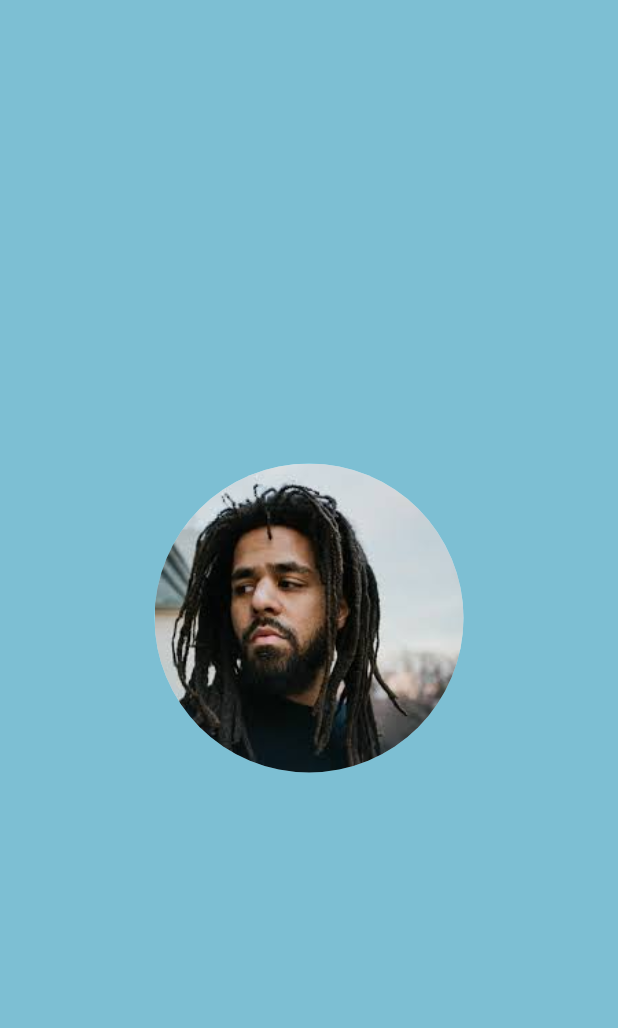
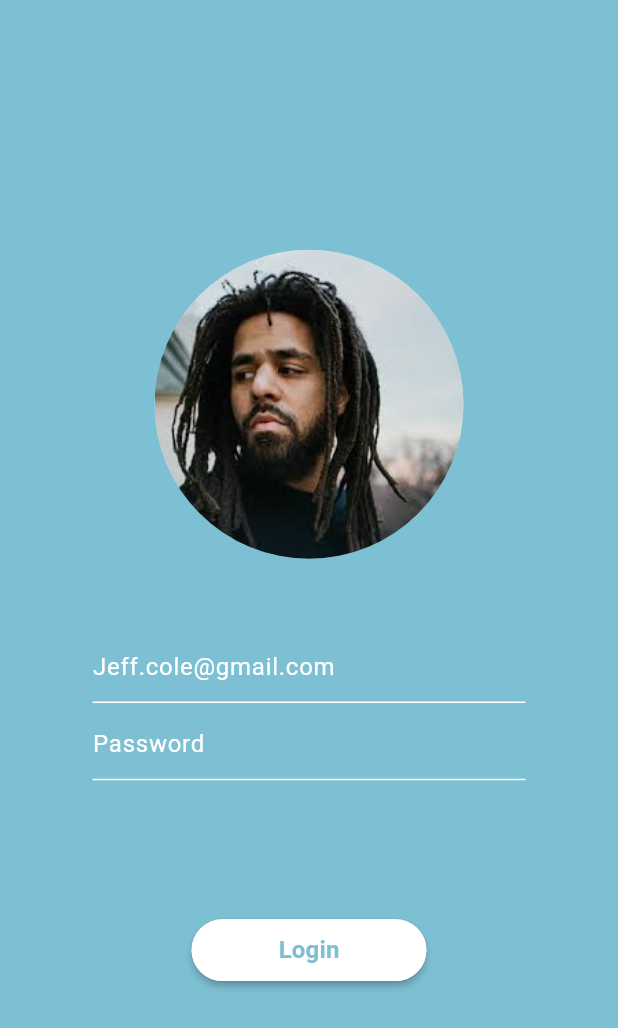
Before and after one commit to Jeffkent01coder/Authify, a Flutter app: the screen it shows after launch, on a phone screen of 412 x 824 dp. Shown: the top 1028 px of the screen. Run offline on Flutter 3.47's test engine with Material 3 defaults, Android fonts, the phone set to English and light mode, and no system bars.

Commit message:
logon ui

```diff
--- a/lib/pages/login_page.dart
+++ b/lib/pages/login_page.dart
@@ -16,15 +16,23 @@ class LoginPage extends StatelessWidget {
       backgroundColor: _primaryColor,
       body: Align(
           alignment: Alignment.center,
-       child:  Column(
+          child: Container(
+            height: _deviceHeight * 0.60,
+            width: _deviceWidth,
+            child: Column(
               mainAxisAlignment: MainAxisAlignment.spaceAround,
               mainAxisSize: MainAxisSize.max,
               crossAxisAlignment: CrossAxisAlignment.center,
               children: <Widget>[
                 _avaterWidget(),
+                SizedBox(height: _deviceHeight * 0.05),
+                _emailTextField(),
+                _passwordTextField(),
+                SizedBox(height: _deviceHeight * 0.10),
+                _loginButton(),
               ],
             ),
-      ),
+          )),
     );
   }
 
@@ -42,4 +50,57 @@ class LoginPage extends StatelessWidget {
       ),
     );
   }
+
+  Widget _emailTextField() {
+    return Container(
+      width: _deviceWidth * 0.70,
+      child: TextField(
+        cursorColor: Colors.white,
+        autocorrect: false,
+        style: TextStyle(color: Colors.white),
+        decoration: InputDecoration(
+          hintText: "Jeff.cole@gmail.com",
+          hintStyle: TextStyle(color: Colors.white),
+          enabledBorder: UnderlineInputBorder(
+            borderSide: BorderSide(color: Colors.white),
+          ),
+        ),
+      ),
+    );
   }
+
+  Widget _passwordTextField() {
+    return Container(
+      width: _deviceWidth * 0.70,
+      child: TextField(
+        obscureText: true,
+        cursorColor: Colors.white,
+        autocorrect: false,
+        style: TextStyle(color: Colors.white),
+        decoration: InputDecoration(
+          hintText: "Password",
+          hintStyle: TextStyle(color: Colors.white),
+          enabledBorder: UnderlineInputBorder(
+            borderSide: BorderSide(color: Colors.white),
+          ),
+        ),
+      ),
+    );
+  }
+
+  Widget _loginButton() {
+    return MaterialButton(
+        minWidth: _deviceWidth * 0.38,
+        height: _deviceWidth * 0.10,
+        color: Colors.white,
+        child: Text(
+          "Login",
+          style: TextStyle(
+              fontSize: 16, color: _primaryColor, fontWeight: FontWeight.bold),
+        ),
+        shape: RoundedRectangleBorder(
+            borderRadius: BorderRadius.circular(25.0),
+            side: BorderSide(color: Colors.white)),
+        onPressed: () {});
+  }
+}
```
Lines whose indentation alone changed are shown as unchanged.
